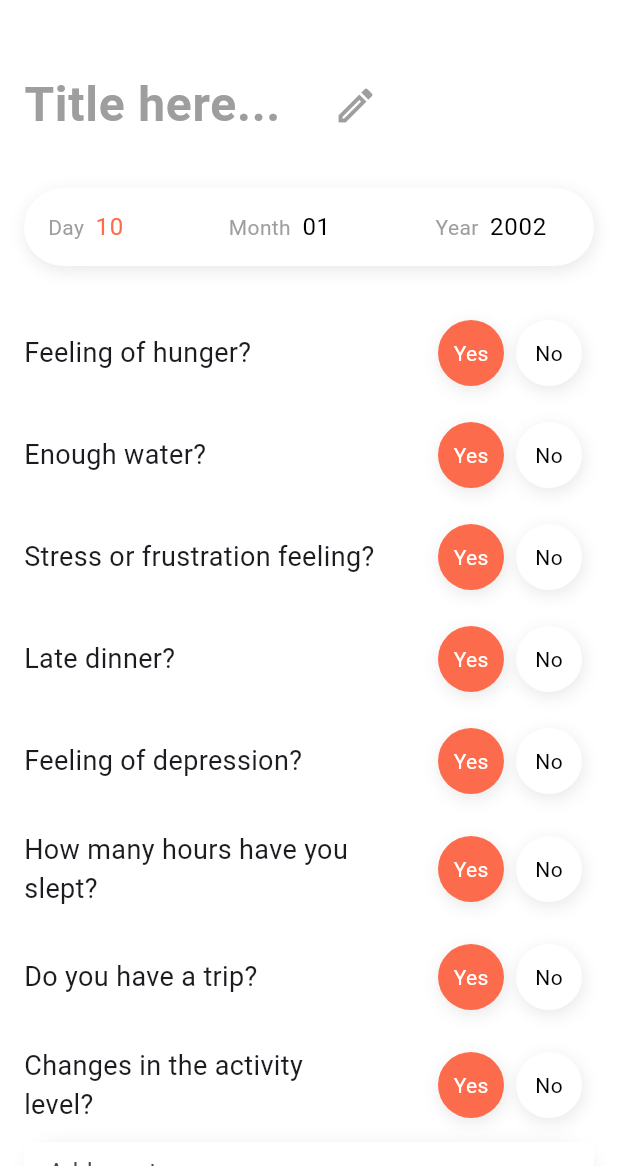
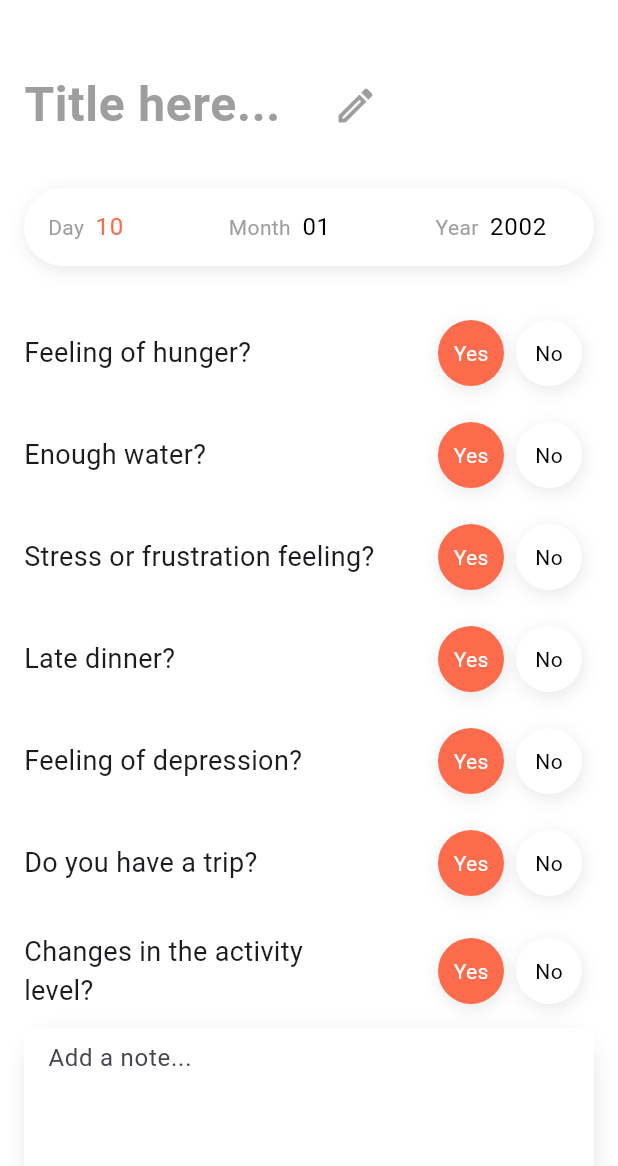
Before and after one commit to AndAgainForYou/meProject, a Flutter app: the DiaryAddPage screen opened directly, on a phone screen of 412 x 824 dp, the part 70-1236 px from its top. Run offline on Flutter 3.47's test engine with Material 3 defaults, Android fonts, the phone set to English and light mode, and no system bars; our stand-ins replace dio, fl_chart, flutter_keyboard_visibility, percent_indicator, step_progress_indicator, syncfusion_flutter_gauges; missing offline and left inert: wheel_slider; Roboto replaces fonts that are missing (Gilroy).

Commit message:
diary create/edit ui fix

```diff
--- a/lib/features/mainPage/diary/diary_add_page.dart
+++ b/lib/features/mainPage/diary/diary_add_page.dart
@@ -30,7 +30,6 @@ class _DiaryAddPageState extends State<DiaryAddPage> {
     'Stress or frustration feeling?',
     'Late dinner?',
     'Feeling of depression?',
-    'How many hours have you \nslept?',
     'Do you have a trip?',
     'Changes in the activity \nlevel?'
   ];
```
